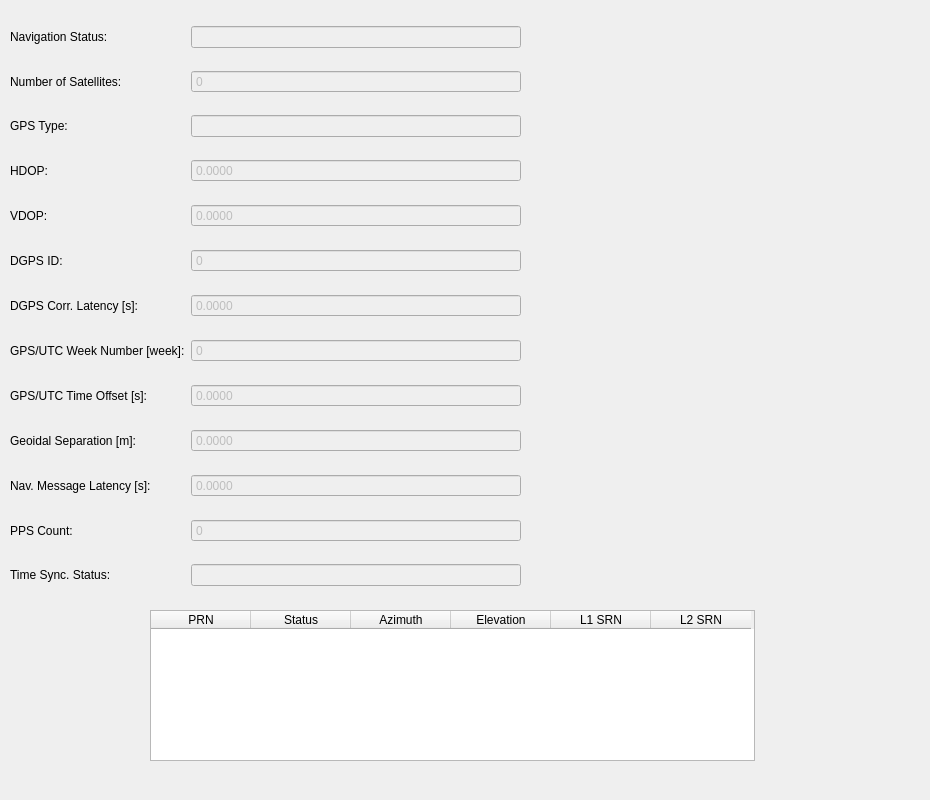
This is src/lib/visualization/PrimaryGPSStatusTab.ui in jmaye/libposlv as Qt 5 draws it before an edit. The edited form follows.
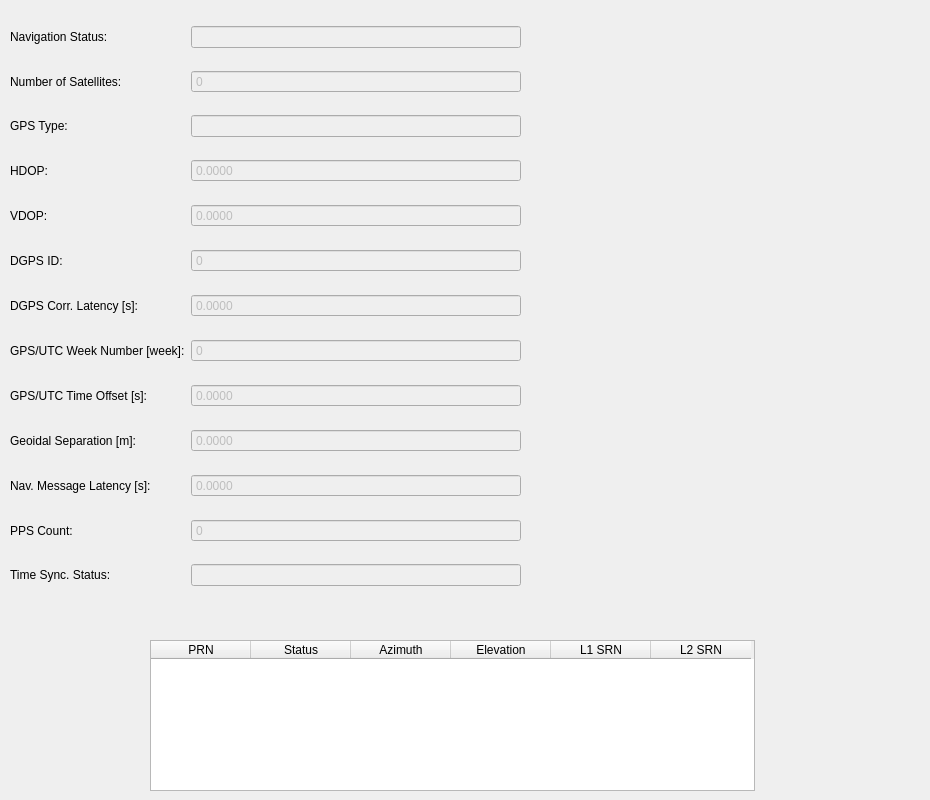
This is the edited form.

What changed in the file:
```diff
--- a/src/lib/visualization/PrimaryGPSStatusTab.ui
+++ b/src/lib/visualization/PrimaryGPSStatusTab.ui
@@ -349,7 +349,7 @@
    <property name="geometry">
     <rect>
      <x>150</x>
-     <y>610</y>
+     <y>640</y>
      <width>605</width>
      <height>151</height>
     </rect>
```
